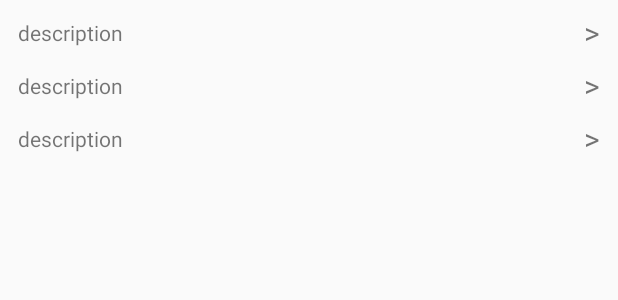
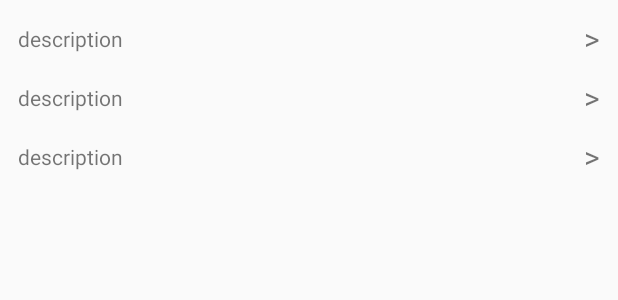
Before and after one commit to IosephKnecht/barcode-view, an Android app: the layout fragment_bookmark.xml on its own in the app's theme, with its tools: preview values and no code run, on a phone screen of 412 x 824 dp. Shown: the top 300 px of the screen. Run offline under Robolectric (Android 15) with nearby library versions, the phone set to English and light mode, and no system bars.

Commit message:
fixed error for item_bookmark

```diff
--- a/app/src/main/res/layout/item_bookmark.xml
+++ b/app/src/main/res/layout/item_bookmark.xml
@@ -12,9 +12,9 @@
     <RelativeLayout
         android:layout_width="match_parent"
         android:layout_height="wrap_content"
-        android:paddingEnd="12dp"
-        android:paddingStart="12dp"
-        android:layout_marginTop="8dp">
+        android:paddingEnd="@dimen/padding_high"
+        android:paddingStart="@dimen/padding_high"
+        android:layout_marginTop="@dimen/padding_medium">
 
         <TextView
             android:id="@+id/description"
@@ -33,7 +33,7 @@
             android:layout_width="wrap_content"
             android:layout_height="wrap_content"
             android:layout_alignParentEnd="true"
-            android:text=">"
+            android:text="@string/arrow"
             android:textSize="20sp" />
 
 
--- a/app/src/main/res/values/strings.xml
+++ b/app/src/main/res/values/strings.xml
@@ -3,4 +3,5 @@
     <string name="preview_string">Hello! Get start scan QR code</string>
     <string name="scan_button_text">Scan QR - code</string>
     <string name="view_btn_text">Show model</string>
+    <string name="arrow">></string>
 </resources>
```
